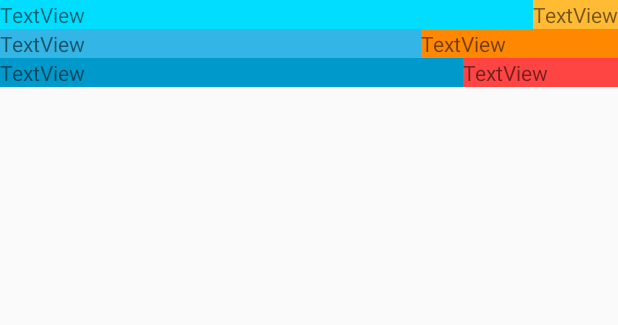
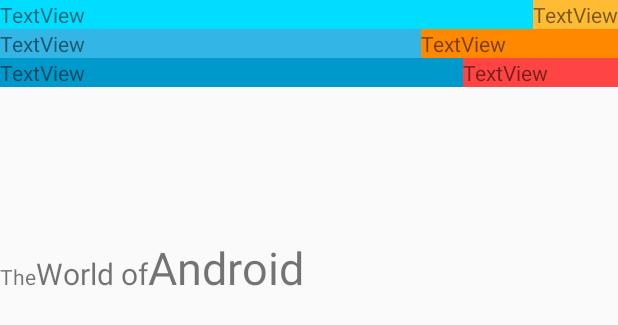
Before and after one commit to lmjing/AndroidStudy, an Android app: the layout activity_linearlayout.xml on its own in the app's theme, with its tools: preview values and no code run, on a phone screen of 412 x 824 dp. Shown: the top 325 px of the screen. Run offline under Robolectric (Android 15) with nearby library versions, the phone set to English and light mode, and no system bars.

Commit message:
horizontal linearlayout

```diff
--- a/Project/Week4/MyApplication234/app/src/main/AndroidManifest.xml
+++ b/Project/Week4/MyApplication234/app/src/main/AndroidManifest.xml
@@ -18,7 +18,6 @@
             </intent-filter>
         </activity>
         <activity android:name=".exerciseActivity1" />
-        <activity android:name=".exerciseActivity2"></activity>
     </application>
 
 </manifest>
--- a/Project/Week4/MyApplication234/app/src/main/java/com/ourincheon/myapplication234/exerciseActivity2.java
+++ /dev/null
@@ -1,13 +0,0 @@
-package com.ourincheon.myapplication234;
-
-import android.support.v7.app.AppCompatActivity;
-import android.os.Bundle;
-
-public class exerciseActivity2 extends AppCompatActivity {
-
-    @Override
-    protected void onCreate(Bundle savedInstanceState) {
-        super.onCreate(savedInstanceState);
-        setContentView(R.layout.activity_exercise2);
-    }
-}
--- a/Project/Week4/MyApplication234/app/src/main/res/layout/activity_exercise2.xml
+++ b/Project/Week4/MyApplication234/app/src/main/res/layout/activity_linearlayout.xml
@@ -63,4 +63,24 @@
             android:background="@android:color/holo_red_light"
             android:text="TextView" />
     </LinearLayout>
+    <LinearLayout
+        android:layout_marginTop="100dp"
+        android:layout_width="match_parent"
+        android:layout_height="wrap_content"
+        android:orientation="horizontal">
+        <TextView
+            android:layout_width="wrap_content"
+            android:layout_height="wrap_content"
+            android:text="The" />
+        <TextView
+            android:layout_width="wrap_content"
+            android:layout_height="wrap_content"
+            android:text="World of"
+            android:textSize="20sp"/>
+        <TextView
+            android:layout_width="wrap_content"
+            android:layout_height="wrap_content"
+            android:text="Android"
+            android:textSize="30sp"/>
+    </LinearLayout>
 </LinearLayout>
```
